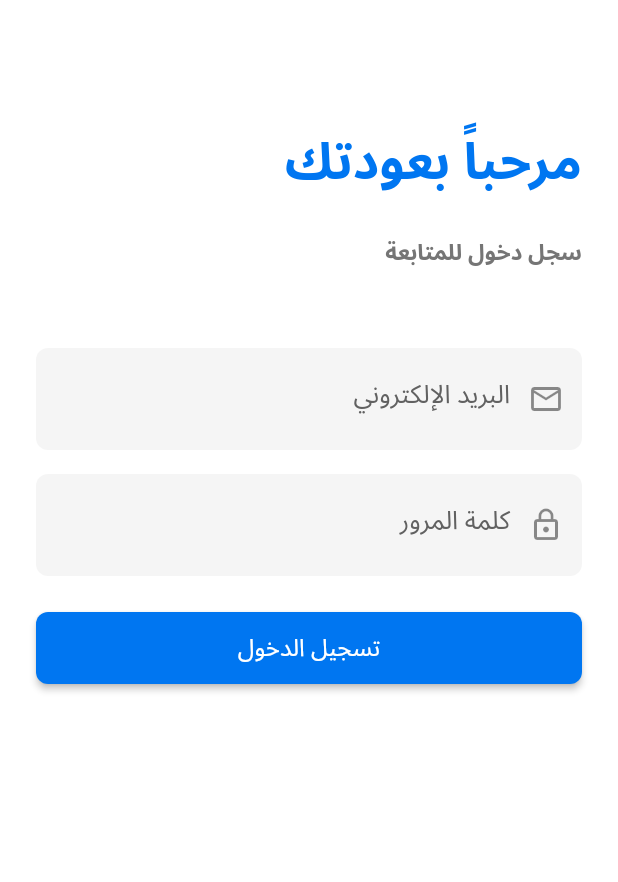
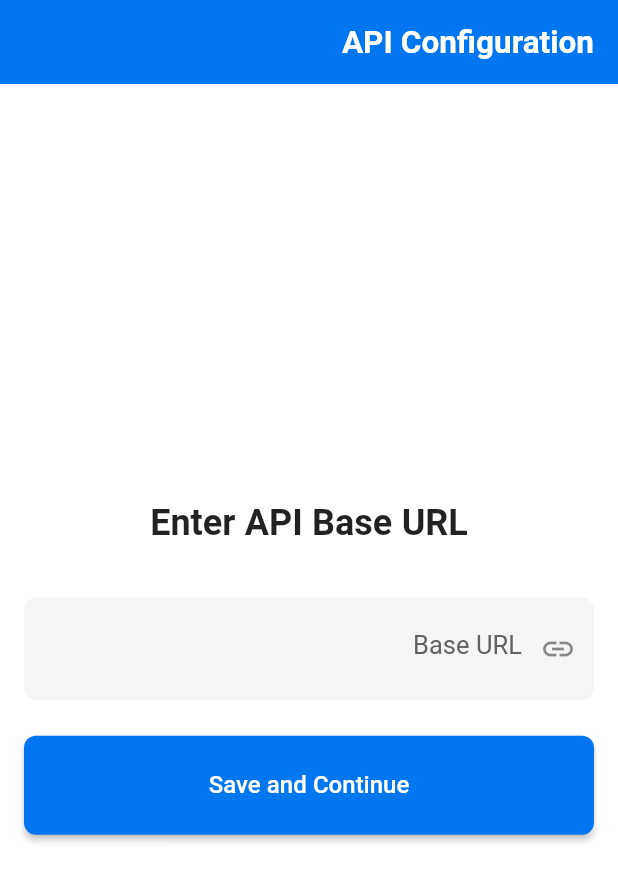
Before and after one commit to AhmadKazimi/larid, a Flutter app: the screen it shows after launch, on a phone screen of 412 x 824 dp. Shown: the top 882 px of the screen. Run offline on Flutter 3.47's test engine with Material 3 defaults, Android fonts, the phone set to English and light mode, and no system bars; our stand-ins replace dio, equatable, flutter_bloc, freezed_annotation, get_it, go_router and 5 more; accounts and stored records are empty; generated files the repository leaves out were written again.

Commit message:
add base url page

```diff
--- /dev/null
+++ b/lib/features/api_config/data/repositories/api_config_repository_impl.dart
@@ -0,0 +1,18 @@
+import 'package:larid/features/api_config/data/datasources/local_datasource.dart';
+import 'package:larid/features/api_config/domain/repositories/api_config_repository.dart';
+
+class ApiConfigRepositoryImpl implements ApiConfigRepository {
+  final ApiConfigLocalDataSource localDataSource;
+
+  ApiConfigRepositoryImpl({required this.localDataSource});
+
+  @override
+  Future<String?> getBaseUrl() async {
+    return await localDataSource.getBaseUrl();
+  }
+
+  @override
+  Future<void> saveBaseUrl(String baseUrl) async {
+    await localDataSource.saveBaseUrl(baseUrl);
+  }
+}
--- /dev/null
+++ b/lib/features/api_config/domain/repositories/api_config_repository.dart
@@ -0,0 +1,4 @@
+abstract class ApiConfigRepository {
+  Future<void> saveBaseUrl(String baseUrl);
+  Future<String?> getBaseUrl();
+}
--- /dev/null
+++ b/lib/features/api_config/presentation/bloc/api_config_bloc.dart
@@ -0,0 +1,40 @@
+import 'package:flutter_bloc/flutter_bloc.dart';
+import 'package:freezed_annotation/freezed_annotation.dart';
+import 'package:larid/features/api_config/domain/repositories/api_config_repository.dart';
+
+part 'api_config_event.dart';
+part 'api_config_state.dart';
+part 'api_config_bloc.freezed.dart';
+
+class ApiConfigBloc extends Bloc<ApiConfigEvent, ApiConfigState> {
+  final ApiConfigRepository repository;
+
+  ApiConfigBloc({required this.repository}) : super(const ApiConfigState.initial()) {
+    on<_SaveBaseUrl>(_onSaveBaseUrl);
+    on<_CheckBaseUrl>(_onCheckBaseUrl);
+  }
+
+  Future<void> _onSaveBaseUrl(_SaveBaseUrl event, Emitter<ApiConfigState> emit) async {
+    emit(const ApiConfigState.loading());
+    try {
+      await repository.saveBaseUrl(event.baseUrl);
+      emit(const ApiConfigState.saved());
+    } catch (e) {
+      emit(ApiConfigState.error(e.toString()));
+    }
+  }
+
+  Future<void> _onCheckBaseUrl(_CheckBaseUrl event, Emitter<ApiConfigState> emit) async {
+    emit(const ApiConfigState.loading());
+    try {
+      final baseUrl = await repository.getBaseUrl();
+      if (baseUrl != null && baseUrl.isNotEmpty) {
+        emit(ApiConfigState.exists(baseUrl));
+      } else {
+        emit(const ApiConfigState.notExists());
+      }
+    } catch (e) {
+      emit(ApiConfigState.error(e.toString()));
+    }
+  }
+}
--- /dev/null
+++ b/lib/features/api_config/presentation/bloc/api_config_event.dart
@@ -0,0 +1,7 @@
+part of 'api_config_bloc.dart';
+
+@freezed
+class ApiConfigEvent with _$ApiConfigEvent {
+  const factory ApiConfigEvent.saveBaseUrl(String baseUrl) = _SaveBaseUrl;
+  const factory ApiConfigEvent.checkBaseUrl() = _CheckBaseUrl;
+}
--- /dev/null
+++ b/lib/features/api_config/presentation/bloc/api_config_state.dart
@@ -0,0 +1,11 @@
+part of 'api_config_bloc.dart';
+
+@freezed
+class ApiConfigState with _$ApiConfigState {
+  const factory ApiConfigState.initial() = _Initial;
+  const factory ApiConfigState.loading() = _Loading;
+  const factory ApiConfigState.exists(String baseUrl) = _Exists;
+  const factory ApiConfigState.notExists() = _NotExists;
+  const factory ApiConfigState.saved() = _Saved;
+  const factory ApiConfigState.error(String message) = _Error;
+}
--- /dev/null
+++ b/lib/features/api_config/presentation/pages/api_base_url_page.dart
@@ -0,0 +1,124 @@
+import 'package:flutter/material.dart';
+import 'package:flutter_bloc/flutter_bloc.dart';
+import 'package:larid/features/api_config/presentation/bloc/api_config_bloc.dart';
+import 'package:larid/features/auth/presentation/pages/login_page.dart';
+
+class ApiBaseUrlPage extends StatefulWidget {
+  const ApiBaseUrlPage({Key? key}) : super(key: key);
+
+  @override
+  State<ApiBaseUrlPage> createState() => _ApiBaseUrlPageState();
+}
+
+class _ApiBaseUrlPageState extends State<ApiBaseUrlPage> {
+  final _formKey = GlobalKey<FormState>();
+  final _urlController = TextEditingController();
+
+  @override
+  void dispose() {
+    _urlController.dispose();
+    super.dispose();
+  }
+
+  bool _isValidUrl(String url) {
+    try {
+      final uri = Uri.parse(url);
+      return uri.isScheme('http') || uri.isScheme('https');
+    } catch (e) {
+      return false;
+    }
+  }
+
+  void _saveBaseUrl() {
+    if (!_formKey.currentState!.validate()) return;
+
+    context.read<ApiConfigBloc>().add(
+      ApiConfigEvent.saveBaseUrl(_urlController.text.trim()),
+    );
+  }
+
+  @override
+  Widget build(BuildContext context) {
+    return Scaffold(
+      appBar: AppBar(
+        title: const Text('API Configuration'),
+        automaticallyImplyLeading: false,
+      ),
+      body: BlocListener<ApiConfigBloc, ApiConfigState>(
+        listener: (context, state) {
+          state.maybeWhen(
+            saved: () {
+              Navigator.of(context).pushReplacement(
+                MaterialPageRoute(builder: (context) => const LoginPage()),
+              );
+            },
+            error: (message) {
+              ScaffoldMessenger.of(context).showSnackBar(
+                SnackBar(content: Text(message)),
+              );
+            },
+            orElse: () {},
+          );
+        },
+        child: Padding(
+          padding: const EdgeInsets.all(16.0),
+          child: Form(
+            key: _formKey,
+            child: Column(
+              mainAxisAlignment: MainAxisAlignment.center,
+              crossAxisAlignment: CrossAxisAlignment.stretch,
+              children: [
+                const Text(
+                  'Enter API Base URL',
+                  style: TextStyle(
+                    fontSize: 24,
+                    fontWeight: FontWeight.bold,
+                  ),
+                  textAlign: TextAlign.center,
+                ),
+                const SizedBox(height: 24),
+                TextFormField(
+                  controller: _urlController,
+                  decoration: const InputDecoration(
+                    labelText: 'Base URL',
+                    hintText: 'https://api.example.com',
+                    border: OutlineInputBorder(),
+                    prefixIcon: Icon(Icons.link),
+                  ),
+                  keyboardType: TextInputType.url,
+                  validator: (value) {
+                    if (value == null || value.isEmpty) {
+                      return 'Please enter a URL';
+                    }
+                    if (!_isValidUrl(value)) {
+                      return 'Please enter a valid URL starting with http:// or https://';
+                    }
+                    return null;
+                  },
+                ),
+                const SizedBox(height: 24),
+                BlocBuilder<ApiConfigBloc, ApiConfigState>(
+                  builder: (context, state) {
+                    return ElevatedButton(
+                      onPressed: state.maybeWhen(
+                        loading: () => null,
+                        orElse: () => _saveBaseUrl,
+                      ),
+                      style: ElevatedButton.styleFrom(
+                        padding: const EdgeInsets.symmetric(vertical: 16),
+                      ),
+                      child: state.maybeWhen(
+                        loading: () => const CircularProgressIndicator(),
+                        orElse: () => const Text('Save and Continue'),
+                      ),
+                    );
+                  },
+                ),
+              ],
+            ),
+          ),
+        ),
+      ),
+    );
+  }
+}
--- a/lib/main.dart
+++ b/lib/main.dart
@@ -3,6 +3,11 @@ import 'package:flutter_localizations/flutter_localizations.dart';
 import 'package:larid/core/theme/app_theme.dart';
 import 'package:provider/provider.dart';
 import 'package:flutter_bloc/flutter_bloc.dart';
+import 'package:larid/features/api_config/data/datasources/local_datasource.dart';
+import 'package:larid/features/api_config/data/repositories/api_config_repository_impl.dart';
+import 'package:larid/features/api_config/presentation/bloc/api_config_bloc.dart';
+import 'package:larid/features/api_config/presentation/pages/api_base_url_page.dart';
+import 'package:larid/features/auth/presentation/pages/login_page.dart';
 import 'core/router/app_router.dart';
 import 'core/di/service_locator.dart';
 import 'core/l10n/l10n.dart';
@@ -20,16 +25,24 @@ class MyApp extends StatelessWidget {
 
   @override
   Widget build(BuildContext context) {
-    return MultiProvider(
+    return MultiBlocProvider(
       providers: [
         BlocProvider<AuthBloc>(
           create: (context) => getIt<AuthBloc>(),
         ),
+        BlocProvider<ApiConfigBloc>(
+          create: (context) => ApiConfigBloc(
+            repository: ApiConfigRepositoryImpl(
+              localDataSource: ApiConfigLocalDataSource.instance,
+            ),
+          )..add(const ApiConfigEvent.checkBaseUrl()),
+        ),
       ],
-      child: MaterialApp.router(
+      child: MaterialApp(
+        debugShowCheckedModeBanner: false,
         title: 'Larid',
         theme: AppTheme.lightTheme,
-        routerConfig: AppRouter.router,
+        darkTheme: AppTheme.lightTheme,
         locale: L10n.defaultLocale,
         supportedLocales: L10n.all,
         localizationsDelegates: const [
@@ -44,6 +57,20 @@ class MyApp extends StatelessWidget {
             child: child!,
           );
         },
+        home: BlocBuilder<ApiConfigBloc, ApiConfigState>(
+          builder: (context, state) {
+            return state.maybeWhen(
+              loading: () => const Scaffold(
+                body: Center(
+                  child: CircularProgressIndicator(),
+                ),
+              ),
+              exists: (_) => const LoginPage(),
+              saved: () => const LoginPage(),
+              orElse: () => const ApiBaseUrlPage(),
+            );
+          },
+        ),
       ),
     );
   }
```
Also changed, not shown: lib/features/api_config/data/datasources/local_datasource.dart (added, +67 -0 lines), lib/models/user.dart (+12 -8 lines), lib/features/api_config/presentation/bloc/api_config_bloc.freezed.dart (added).
